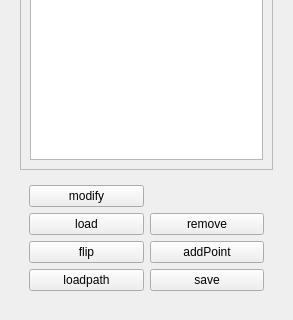
The window that pathplanner.ui (oliversssf2/ui_app) describes before a commit, drawn with Qt 5; both pictures show x 0 to 293 and y 470 to 790 of the 293 by 790 pixel window.
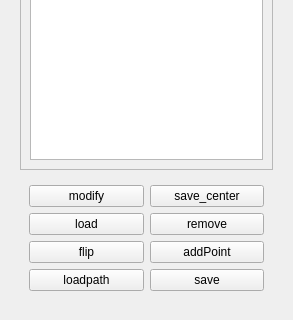
The same window after the commit.

```diff
--- a/pathplanner.ui
+++ b/pathplanner.ui
@@ -219,6 +219,13 @@
            </property>
           </widget>
          </item>
+         <item row="0" column="1">
+          <widget class="QPushButton" name="pushButton_5">
+           <property name="text">
+            <string>save_center</string>
+           </property>
+          </widget>
+         </item>
         </layout>
        </widget>
       </item>
```
